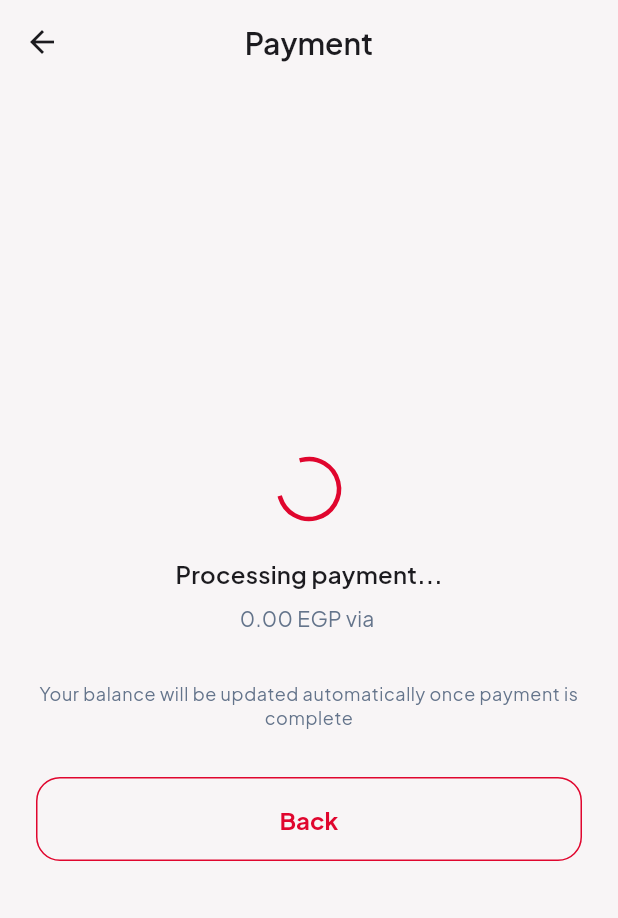
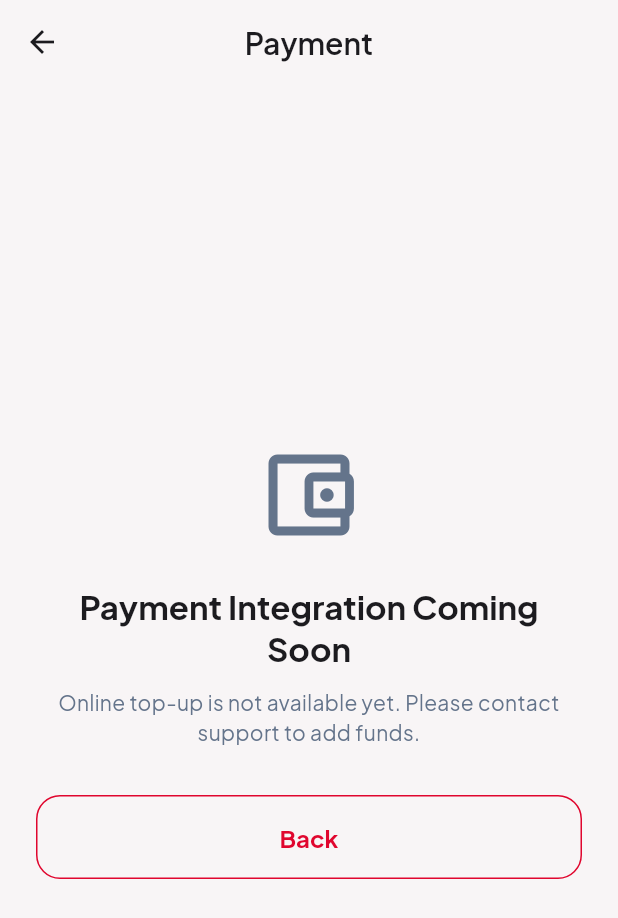
Before and after one commit to ibrahimmaher2503-source/biko, a Flutter app: the PaymentWebViewScreen screen opened directly, on a phone screen of 412 x 824 dp. Shown: the top 918 px of the screen. Run offline on Flutter 3.47's test engine with Material 3 defaults, Android fonts, the phone set to English and light mode, and no system bars; our stand-ins replace cached_network_image, cloud_firestore, cloud_functions, firebase_auth, firebase_core, firebase_database and 14 more; missing offline and left inert: dart:html, flutter_facebook_auth, flutter_polyline_points; accounts and stored records are empty.

Commit message:
fix: feature logic bugs — trip cleanup, auth guards, wallet stream, and more
Auth:
- verifyOtp: add isLoading guard + 30s timeout with error.timeout translation
- sendOtp: wrap in try/catch, reset state on error
- signInWithGoogle/Facebook: clear stale verificationId/errorMessage on start
- Timer: set _timer = null after cancel to avoid double-cancel

Bidding/Trip:
- BidsController: add _tripResolved flag; onClose() auto-cancels abandoned trips
- BidsController: add cancelTrip() for PopScope confirmation dialog
- BiddingController: add isSubmitting guard in submitTrip() for idempotency
- BiddingController: read max_bid_price from app_config (removes hardcoded 999)
- OfferAdjuster: pass maxOffer from controller instead of hardcoded cap

Tracking:
- Replace Future.delayed fallback with cancellable Timer (_loadingTimeoutTimer)
- Increase timeout from 10s to 15s; cancel timer when data arrives
- Use tracking.timeout_error translation key

Home:
- Switch wallet balance from one-time read to listenToWallet() stream
- Cancel stream subscription in onClose()

Wallet:
- Refresh transactions after returning from payment screen (await Get.toNamed)

Profile Setup:
- Add clarifying comment about driver routing path

Notifications:
- Add _navigateToTarget() to route tap to trackTrip or customerWallet by type

Referral:
- Add errorMessage observable + retry() method
- Show code_unavailable error when referral code is empty/placeholder

Chat:
- Fix reversed message index (messages.length - 1 - index → index)

Payment web view:
- Replace empty placeholder with "Coming Soon" UI

Splash:
- Reduce minimum display time from 2s to 1s

Translations:
- Add error.timeout, tracking.timeout_error (AR + EN)
- Add wallet.topup_coming_soon, wallet.topup_coming_soon_subtitle (AR + EN)
- Add referral.code_unavailable (AR + EN)

Co-Authored-By: Claude Sonnet 4.6 <noreply@anthropic.com>

```diff
--- a/lib/core/translations/app_translations.dart
+++ b/lib/core/translations/app_translations.dart
@@ -72,6 +72,7 @@ class AppTranslations extends Translations {
           'فشل تسجيل الدخول بفيسبوك. حاول مرة أخرى',
       'error.contact_support_failed': 'تعذر فتح تطبيق الدعم. حاول مرة أخرى',
       'error.send_message_failed': 'فشل في إرسال الرسالة',
+      'error.timeout': 'انتهت المهلة. حاول مرة أخرى',
 
       // Splash
       'splash.initializing': 'جاري التهيئة...',
@@ -278,6 +279,9 @@ class AppTranslations extends Translations {
       'bids.egp': 'جنيه',
       'bids.your_offer': 'عرضك',
       'bids.accept_error': 'فشل قبول العرض. حاول مرة أخرى.',
+      'bids.cancel_trip_title': 'إلغاء الرحلة',
+      'bids.cancel_trip_message': 'هل تريد إلغاء الرحلة؟ ستتوقف السائقون عن المزايدة.',
+      'bids.yes_cancel': 'نعم، إلغاء',
 
       // Tracking
       'tracking.driver_en_route': 'السائق في الطريق إليك',
@@ -295,6 +299,7 @@ class AppTranslations extends Translations {
       'tracking.cancel_error': 'فشل إلغاء الرحلة. حاول مرة أخرى.',
       'tracking.eta_minutes': '@minutes دقائق',
       'tracking.load_error': 'تعذّر تحميل بيانات الرحلة',
+      'tracking.timeout_error': 'انتهت مهلة الاتصال. يرجى التحقق من الإنترنت والمحاولة مرة أخرى.',
 
       // Trip Completion & Rating
       'completion.trip_completed': 'اكتملت الرحلة',
@@ -339,6 +344,9 @@ class AppTranslations extends Translations {
       'wallet.payment_failed': 'فشل الدفع',
       'wallet.topup_error': 'خطأ في إضافة الرصيد. حاول مرة أخرى.',
       'wallet.load_error': 'خطأ في تحميل المحفظة',
+      'wallet.topup_coming_soon': 'تكامل الدفع قريباً',
+      'wallet.topup_coming_soon_subtitle':
+          'الشحن الإلكتروني غير متاح حالياً. تواصل مع الدعم لإضافة رصيد.',
 
       // Profile & Settings
       'profile.my_profile': 'الملف الشخصي',
@@ -406,6 +414,7 @@ class AppTranslations extends Translations {
       'referral.reward': 'المكافأة',
       'referral.share_message': 'انضم إلى بايكرايد باستخدام رمز الإحالة الخاص بي:',
       'referral.copied': 'تم نسخ رمز الإحالة',
+      'referral.code_unavailable': 'رمز الإحالة غير متاح. اضغط للمحاولة مرة أخرى.',
 
       // Chat
       'chat.title': 'المحادثة',
@@ -1335,6 +1344,7 @@ class AppTranslations extends Translations {
       'error.contact_support_failed':
           'Could not open support app. Please try again',
       'error.send_message_failed': 'Failed to send message',
+      'error.timeout': 'Request timed out. Please try again',
 
       // Splash
       'splash.initializing': 'Initializing...',
@@ -1547,6 +1557,9 @@ class AppTranslations extends Translations {
       'bids.egp': 'EGP',
       'bids.your_offer': 'Your offer',
       'bids.accept_error': 'Failed to accept bid. Try again.',
+      'bids.cancel_trip_title': 'Cancel Trip',
+      'bids.cancel_trip_message': 'Cancel this trip? Drivers will stop bidding.',
+      'bids.yes_cancel': 'Yes, Cancel',
 
       // Tracking
       'tracking.driver_en_route': 'Driver is on the way',
@@ -1564,6 +1577,7 @@ class AppTranslations extends Translations {
       'tracking.cancel_error': 'Failed to cancel trip. Try again.',
       'tracking.eta_minutes': '@minutes min',
       'tracking.load_error': 'Failed to load trip data',
+      'tracking.timeout_error': 'Connection timed out. Please check your internet and try again.',
 
       // Trip Completion & Rating
       'completion.trip_completed': 'Trip Completed',
@@ -1608,6 +1622,9 @@ class AppTranslations extends Translations {
       'wallet.payment_failed': 'Payment Failed',
       'wallet.topup_error': 'Failed to top up. Try again.',
       'wallet.load_error': 'Failed to load wallet',
+      'wallet.topup_coming_soon': 'Payment Integration Coming Soon',
+      'wallet.topup_coming_soon_subtitle':
+          'Online top-up is not available yet. Please contact support to add funds.',
 
       // Profile & Settings
       'profile.my_profile': 'Profile',
@@ -1675,6 +1692,7 @@ class AppTranslations extends Translations {
       'referral.reward': 'Reward',
       'referral.share_message': 'Join BikeRide using my referral code:',
       'referral.copied': 'Referral code copied to clipboard',
+      'referral.code_unavailable': 'Referral code not available. Tap to retry.',
 
       // Chat
       'chat.title': 'Chat',
--- a/lib/features/auth/controllers/profile_setup_controller.dart
+++ b/lib/features/auth/controllers/profile_setup_controller.dart
@@ -133,7 +133,11 @@ class ProfileSetupController extends GetxController {
         if (avatarUrl.value != null) 'avatar_url': avatarUrl.value,
       });
 
-      // Determine the app type for navigation
+      // Determine the app type for navigation.
+      // NOTE: New drivers go to driverRegistration (vehicle/document setup),
+      // NOT driverHome. Returning users with a complete profile are routed
+      // by AuthController._navigateAfterAuth() which sends approved drivers
+      // to driverHome. Keep both paths in sync if roles/statuses are added.
       final user = await FirestoreService.getUser(uid);
       if (user != null && user.type == UserType.driver) {
         Get.offAllNamed(AppRoutes.driverRegistration);
--- a/lib/features/bidding/widgets/offer_adjuster.dart
+++ b/lib/features/bidding/widgets/offer_adjuster.dart
@@ -7,7 +7,7 @@ import 'package:get/get.dart';
 ///
 /// Shows: circular "-" button | large bold amount | "EGP" label | circular "+" button
 /// Uses Obx to reactively read/write BiddingController.offerAmount.
-/// "-" is disabled at minOffer, "+" is disabled at 999 EGP.
+/// "-" is disabled at minOffer, "+" is disabled at [BiddingController.maxOffer].
 class OfferAdjuster extends GetView<BiddingController> {
   const OfferAdjuster({super.key});
 
@@ -55,11 +55,11 @@ class OfferAdjuster extends GetView<BiddingController> {
 
           const SizedBox(width: 24),
 
-          // Plus button
+          // Plus button — upper bound comes from app_config via controller
           Obx(
             () => _CircularButton(
               icon: Icons.add,
-              onTap: controller.offerAmount.value < 999
+              onTap: controller.offerAmount.value < controller.maxOffer.value
                   ? controller.incrementOffer
                   : null,
             ),
--- a/lib/features/chat/screens/chat_screen.dart
+++ b/lib/features/chat/screens/chat_screen.dart
@@ -66,8 +66,7 @@ class ChatScreen extends GetView<ChatController> {
                 padding: const EdgeInsets.only(top: 16, bottom: 8),
                 itemCount: controller.messages.length,
                 itemBuilder: (context, index) {
-                  final msg = controller
-                      .messages[controller.messages.length - 1 - index];
+                  final msg = controller.messages[index];
                   return ChatBubble(
                     message: msg.message,
                     time: DateFormat('hh:mm a').format(msg.createdAt),
--- a/lib/features/splash/controllers/splash_controller.dart
+++ b/lib/features/splash/controllers/splash_controller.dart
@@ -28,7 +28,7 @@ class SplashController extends GetxController {
     try {
       // Run minimum display time and initialization checks in parallel
       final results = await Future.wait([
-        Future.delayed(const Duration(seconds: 2)),
+        Future.delayed(const Duration(seconds: 1)),
         _determineDestination(),
       ]);
 
--- a/lib/features/wallet/controllers/wallet_controller.dart
+++ b/lib/features/wallet/controllers/wallet_controller.dart
@@ -147,7 +147,9 @@ class WalletController extends GetxController {
       );
 
       if (requestId != null) {
-        Get.toNamed(
+        // Refresh transactions after returning from the payment screen.
+        // Wallet balance is kept up to date by the live stream in _listenToWallet.
+        await Get.toNamed<void>(
           AppRoutes.topUpWallet,
           arguments: {
             'requestId': requestId,
@@ -155,6 +157,7 @@ class WalletController extends GetxController {
             'method': selectedPaymentMethod.value,
           },
         );
+        await _loadTransactions();
       } else {
         AppSnackbar.error('wallet.topup_error'.tr);
       }
--- a/lib/features/wallet/screens/payment_web_view_screen.dart
+++ b/lib/features/wallet/screens/payment_web_view_screen.dart
@@ -1,23 +1,17 @@
 import 'package:biko/core/theme/app_theme.dart';
 import 'package:biko/core/widgets/app_button.dart';
-import 'package:biko/core/widgets/app_loading.dart';
-import 'package:biko/core/widgets/app_snackbar.dart';
 import 'package:flutter/material.dart';
 import 'package:get/get.dart';
 
-/// WebView screen for Paymob payment processing.
+/// Placeholder screen shown in place of the Paymob WebView integration.
 ///
-/// Note: This is a placeholder that shows payment status.
-/// Full WebView integration requires `webview_flutter` package
-/// and a deployed Cloud Function to generate Paymob payment URLs.
+/// Full WebView integration requires `webview_flutter` and a deployed
+/// Cloud Function to generate Paymob payment URLs — disabled for MVP.
 class PaymentWebViewScreen extends StatelessWidget {
   const PaymentWebViewScreen({super.key});
 
   @override
   Widget build(BuildContext context) {
-    final args = Get.arguments as Map<String, dynamic>?;
-    final amount = args?['amount'] as double? ?? 0;
-    final method = args?['method'] as String? ?? '';
     final colors = Theme.of(context).extension<AppColorsExtension>()!;
     final theme = Theme.of(context);
 
@@ -29,23 +23,23 @@ class PaymentWebViewScreen extends StatelessWidget {
           child: Column(
             mainAxisAlignment: MainAxisAlignment.center,
             children: [
-              const AppLoading(),
+              Icon(
+                Icons.account_balance_wallet_outlined,
+                size: 72,
+                color: colors.textMuted,
+              ),
               const SizedBox(height: 24),
               Text(
-                'wallet.processing_payment'.tr,
-                style: theme.textTheme.titleMedium,
+                'wallet.topup_coming_soon'.tr,
+                style: theme.textTheme.titleLarge?.copyWith(
+                  fontWeight: FontWeight.w700,
+                ),
+                textAlign: TextAlign.center,
               ),
-              const SizedBox(height: 8),
+              const SizedBox(height: 12),
               Text(
-                '${amount.toStringAsFixed(2)} EGP via $method',
+                'wallet.topup_coming_soon_subtitle'.tr,
                 style: theme.textTheme.bodyMedium?.copyWith(
-                  color: colors.textMuted,
-                ),
-              ),
-              const SizedBox(height: 32),
-              Text(
-                'wallet.payment_pending_note'.tr,
-                style: theme.textTheme.bodySmall?.copyWith(
                   color: colors.textMuted,
                 ),
                 textAlign: TextAlign.center,
@@ -53,10 +47,7 @@ class PaymentWebViewScreen extends StatelessWidget {
               const SizedBox(height: 32),
               AppButton(
                 text: 'common.back'.tr,
-                onPressed: () {
-                  AppSnackbar.info('wallet.payment_pending'.tr);
-                  Get.back<void>();
-                },
+                onPressed: () => Get.back<void>(),
                 variant: ButtonVariant.outline,
               ),
             ],
```
Also changed, not shown: lib/features/auth/controllers/auth_controller.dart (+23 -2 lines), lib/features/bidding/controllers/bidding_controller.dart (+18 -2 lines), lib/features/bidding/controllers/bids_controller.dart (+30 -0 lines), lib/features/bidding/screens/bids_screen.dart (+19 -1 lines), lib/features/home/controllers/home_controller.dart (+16 -2 lines), lib/features/notifications/screens/notifications_screen.dart (+24 -1 lines), lib/features/referral/controllers/referral_controller.dart (+11 -0 lines), lib/features/tracking/controllers/tracking_controller.dart (+19 -7 lines).
